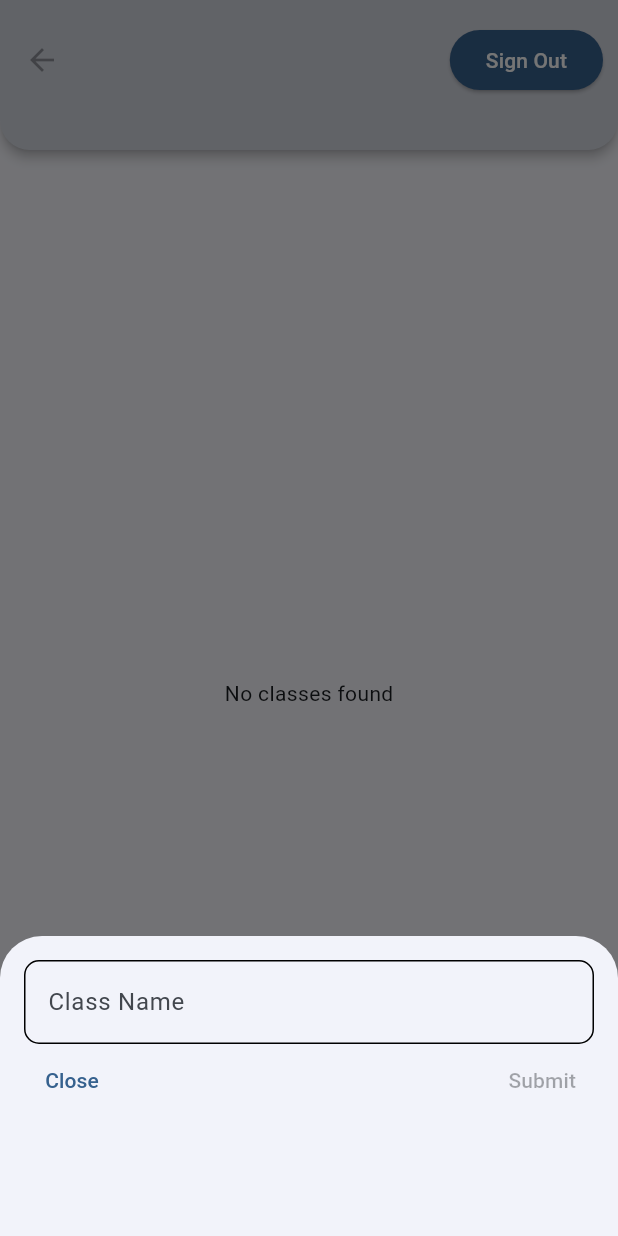
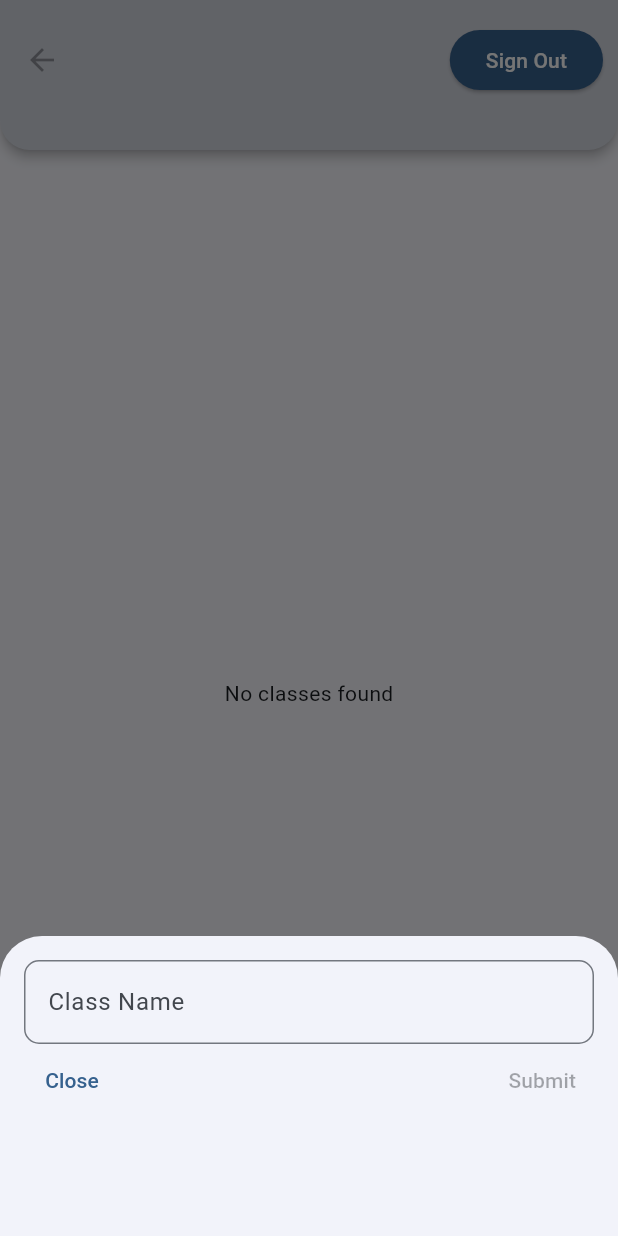
Before and after one commit to lachlk/school_role, a Flutter app: the screen it shows once a user with an empty profile is signed in, after a tap on the "add" icon, on a phone screen of 412 x 824 dp. Run offline on Flutter 3.47's test engine with Material 3 defaults, Android fonts, the phone set to English and light mode, and no system bars; drawn by our look-alikes of dynamic_color; our stand-ins replace cloud_firestore, firebase_auth, firebase_core; missing offline and left inert: firebase_ui_auth, firebase_ui_oauth_google, flutter_draggable_gridview; accounts and stored records are empty; generated files the repository leaves out were written again.

Commit message:
Reworked how the theme handles different operating systems.

```diff
--- a/lib/main.dart
+++ b/lib/main.dart
@@ -1,4 +1,3 @@
-import 'package:dynamic_color/dynamic_color.dart';
 import 'package:flutter/material.dart';
 import 'package:firebase_core/firebase_core.dart';
 import 'package:school_role/firebase_options.dart';
--- a/lib/theme.dart
+++ b/lib/theme.dart
@@ -1,50 +1,43 @@
 import 'package:flutter/material.dart';
 import 'package:dynamic_color/dynamic_color.dart';
 import 'package:school_role/main.dart';// Imports the required packages and files
-import 'package:material_color_utilities/material_color_utilities.dart';
 
 const _brandColor = Colors.blue; // The primary color
 
 class DynamicTheme extends StatelessWidget {
   const DynamicTheme({super.key});
 
+  Future<Color> getSeedColor() async {
+    final corePalette = await DynamicColorPlugin.getCorePalette();
+    if (corePalette != null) {
+      return Color(corePalette.primary.get(40));
+    }
+
+    final accentColor = await DynamicColorPlugin.getAccentColor();
+    if (accentColor != null) {
+      return accentColor;
+    }
+
+    return _brandColor;
+  }
+
   @override
   Widget build(BuildContext context) {
-    return FutureBuilder<CorePalette?>(
-      future: DynamicColorPlugin.getCorePalette(),
+    return FutureBuilder<Color>(
+      future: getSeedColor(),
       builder: (context, snapshot) {
-        return DynamicColorBuilder(// Uses DynamicColorBuilder to dynamically change colors
-          builder: (ColorScheme? lightDynamic, ColorScheme? darkDynamic) {
-            ColorScheme lightColorTheme;
-            ColorScheme darkColorTheme;
-
-            if (snapshot.connectionState == ConnectionState.done && snapshot.data != null) {
-              final corePalette = snapshot.data!;
-              lightColorTheme = ColorScheme.fromSeed(
-                seedColor: Color(corePalette.primary.get(40)),
-              ).copyWith(secondary: Color(corePalette.secondary.get(40)));
-
-              darkColorTheme = ColorScheme.fromSeed(
-                seedColor: Color(corePalette.primary.get(40)),
-                brightness: Brightness.dark,
-              ).copyWith(secondary: Color(corePalette.secondary.get(40)));
-            }else {
-              lightColorTheme = ColorScheme.fromSeed(
-                seedColor: _brandColor, outline: Colors.black);
-              darkColorTheme = ColorScheme.fromSeed(
-                seedColor: _brandColor,
-                brightness: Brightness.dark,
-              );
-            }
+        final Color seedColor = (snapshot.connectionState == ConnectionState.done && snapshot.hasData)
+            ? snapshot.data!
+            : _brandColor;
 
         return MaterialApp(
           theme: ThemeData(
             useMaterial3: true,
-                colorScheme: lightColorTheme, // Applying light color theme
+            colorScheme: ColorScheme.fromSeed(seedColor: seedColor), // Applying light color theme
           ),
           darkTheme: ThemeData(
             useMaterial3: true,
-                colorScheme: darkColorTheme, // Applying dark color theme
+            colorScheme: ColorScheme.fromSeed(seedColor: seedColor, brightness: Brightness.dark), // Applying dark color theme
           ),
           debugShowCheckedModeBanner: false, // Hides debug banner
           home: const FirstRoute(),
@@ -52,6 +45,4 @@ class DynamicTheme extends StatelessWidget {
       },
     );
   }
-    );
 }
-}
```
Lines whose indentation alone changed are shown as unchanged.
